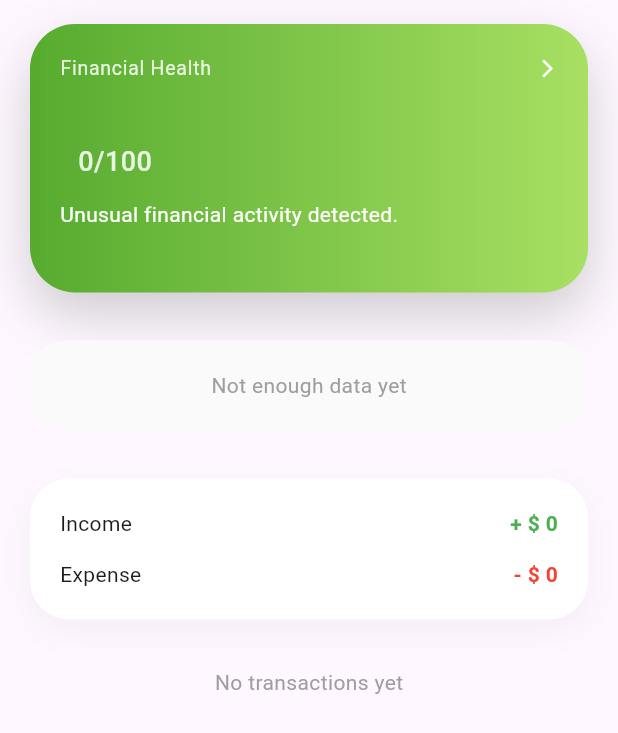
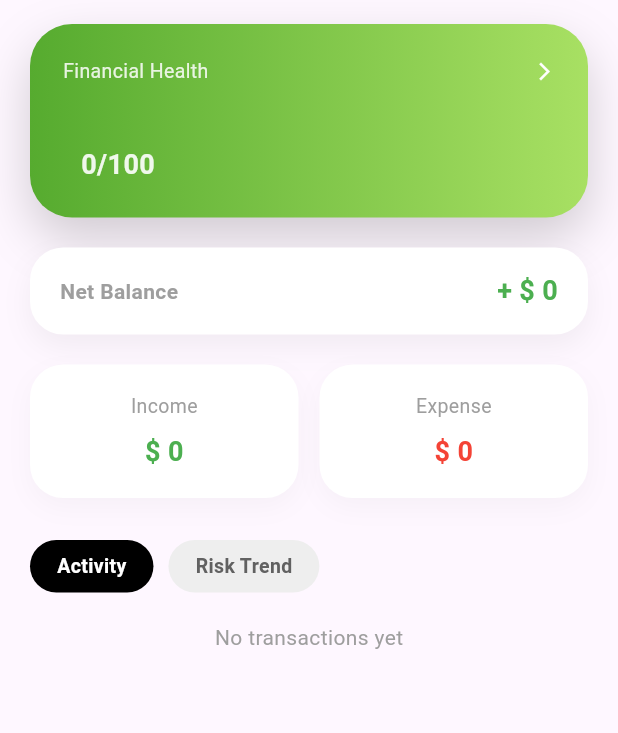
Before and after one commit to alvayonara/finguard-app, a Flutter app: the ActiveDashboard widget shown alone on an empty page, opened directly with empty values, on a phone screen of 412 x 824 dp. Shown: the top 733 px of the screen. Run offline on Flutter 3.47's test engine with Material 3 defaults, Android fonts, the phone set to English and light mode, and no system bars; our stand-ins replace dio, fl_chart, shared_preferences, shimmer; accounts and stored records are empty; network calls fail.

Commit message:
configure navigation + refine active dashboard

```diff
--- a/lib/app.dart
+++ b/lib/app.dart
@@ -5,6 +5,7 @@ import 'package:finguard_app/features/risk/view/risk_detail_screen.dart';
 import 'package:finguard_app/features/risk/viewmodel/risk_detail_viewmodel.dart';
 import 'package:finguard_app/features/risk/viewmodel/risk_trend_viewmodel.dart';
 import 'package:finguard_app/l10n/app_localizations.dart';
+import 'package:finguard_app/main_navigation.dart';
 import 'package:flutter/material.dart';
 import 'package:provider/provider.dart';
 import 'core/app_settings.dart';
@@ -103,7 +104,7 @@ class FinguardApp extends StatelessWidget {
         initialRoute: '/',
         routes: {
           '/': (_) => const SplashScreen(),
-          '/dashboard': (_) => const DashboardScreen(),
+          '/home': (_) => const MainNavigationScreen(),
           '/risk-detail': (_) => const RiskDetailScreen()
         },
       ),
--- a/lib/features/dashboard/view/active_dashboard.dart
+++ b/lib/features/dashboard/view/active_dashboard.dart
@@ -7,75 +7,121 @@ import 'package:finguard_app/features/risk/viewmodel/risk_trend_viewmodel.dart';
 import 'package:flutter/material.dart';
 import 'package:provider/provider.dart';
 
-class ActiveDashboard extends StatelessWidget {
+class ActiveDashboard extends StatefulWidget {
   final DashboardResponse data;
 
   const ActiveDashboard({super.key, required this.data});
 
   @override
+  State<ActiveDashboard> createState() => _ActiveDashboardState();
+}
+
+class _ActiveDashboardState extends State<ActiveDashboard> {
+  int selectedTab = 0;
+
+  @override
   Widget build(BuildContext context) {
     final settings = context.watch<AppSettings>();
     final riskTrendVM = context.watch<RiskTrendViewmodel>();
+    final summary = widget.data.monthSummary;
 
     return ListView(
       padding: const EdgeInsets.fromLTRB(20, 16, 20, 28),
       children: [
-        if (data.financialHealth != null)
-          _buildFinancialHero(context, data.financialHealth!),
+        if (widget.data.financialHealth != null)
+          _buildFinancialHero(context, widget.data.financialHealth!),
 
-        const SizedBox(height: 32),
+        const SizedBox(height: 20),
 
-        RiskTrendCard(
+        _buildNetBalance(summary, settings),
+
+        const SizedBox(height: 20),
+
+        if (summary != null) _buildIncomeExpense(summary, settings),
+
+        const SizedBox(height: 28),
+
+        _buildTabChips(),
+
+        const SizedBox(height: 20),
+
+        AnimatedSwitcher(
+          duration: const Duration(milliseconds: 250),
+          switchInCurve: Curves.easeOut,
+          switchOutCurve: Curves.easeIn,
+          child: selectedTab == 0
+              ? _buildRecentTransactions(widget.data, settings)
+              : RiskTrendCard(
+                  key: const ValueKey("risk_tab"),
                   data: riskTrendVM.data,
                   isLoading: riskTrendVM.isLoading,
                   selectedDays: riskTrendVM.selectedDays,
                   trendDirection: riskTrendVM.trendDirection,
                   onRangeChanged: (days) => riskTrendVM.load(days: days),
                 ),
-
-        const SizedBox(height: 32),
-
-        _buildMonthSummary(data.monthSummary, settings),
-
-        const SizedBox(height: 32),
-
-        _buildRecentTransactions(data, settings),
+        ),
       ],
     );
   }
 
-  // ===================================================
-  // HERO
-  // ===================================================
+  Widget _buildTabChips() {
+    return Row(
+      children: [
+        _chip("Activity", 0),
+        const SizedBox(width: 10),
+        _chip("Risk Trend", 1),
+      ],
+    );
+  }
+
+  Widget _chip(String label, int index) {
+    final isSelected = selectedTab == index;
+
+    return GestureDetector(
+      onTap: () => setState(() => selectedTab = index),
+      child: AnimatedContainer(
+        duration: const Duration(milliseconds: 200),
+        padding: const EdgeInsets.symmetric(horizontal: 18, vertical: 8),
+        decoration: BoxDecoration(
+          color: isSelected ? Colors.black : Colors.grey.shade200,
+          borderRadius: BorderRadius.circular(20),
+        ),
+        child: Text(
+          label,
+          style: TextStyle(
+            fontSize: 13,
+            fontWeight: FontWeight.w600,
+            color: isSelected ? Colors.white : Colors.grey.shade700,
+          ),
+        ),
+      ),
+    );
+  }
+
   Widget _buildFinancialHero(BuildContext context, FinancialHealth health) {
     return GestureDetector(
-      onTap: () {
-        Navigator.pushNamed(context, '/risk-detail');
-      },
+      onTap: () => Navigator.pushNamed(context, '/risk-detail'),
       child: TweenAnimationBuilder<double>(
         tween: Tween(begin: 0, end: health.score.toDouble()),
         duration: const Duration(milliseconds: 900),
         curve: Curves.easeOutCubic,
         builder: (context, animatedScore, child) {
-          return AnimatedContainer(
-            duration: const Duration(milliseconds: 600),
-            curve: Curves.easeInOut,
-            padding: const EdgeInsets.all(20),
+          return Container(
+            padding: const EdgeInsets.all(22),
             decoration: BoxDecoration(
               gradient: _gradient(health.level),
-              borderRadius: BorderRadius.circular(30),
+              borderRadius: BorderRadius.circular(28),
               boxShadow: [
                 BoxShadow(
                   color: Colors.black.withOpacity(0.18),
-                  blurRadius: 30,
-                  offset: const Offset(0, 15),
+                  blurRadius: 28,
+                  offset: const Offset(0, 14),
                 ),
               ],
             ),
             child: Column(
               crossAxisAlignment: CrossAxisAlignment.start,
               children: [
-                /// Header + Arrow indicator
                 Row(
                   mainAxisAlignment: MainAxisAlignment.spaceBetween,
                   children: [
@@ -84,22 +130,16 @@ class ActiveDashboard extends StatelessWidget {
                       style: TextStyle(
                         color: Colors.white.withOpacity(0.85),
                         fontSize: 13,
-                        letterSpacing: 0.5,
                       ),
                     ),
-                    Row(
-                      children: const [
-                        Icon(
+                    const Icon(
                       Icons.arrow_forward_ios,
                       size: 14,
                       color: Colors.white,
                     ),
                   ],
                 ),
-                  ],
-                ),
-
-                const SizedBox(height: 14),
+                const SizedBox(height: 18),
 
                 Row(
                   crossAxisAlignment: CrossAxisAlignment.end,
@@ -107,7 +147,7 @@ class ActiveDashboard extends StatelessWidget {
                     Text(
                       health.level,
                       style: const TextStyle(
-                        fontSize: 36,
+                        fontSize: 34,
                         fontWeight: FontWeight.bold,
                         color: Colors.white,
                       ),
@@ -117,50 +157,30 @@ class ActiveDashboard extends StatelessWidget {
                       "${animatedScore.toInt()}/100",
                       style: TextStyle(
                         fontSize: 18,
-                        color: Colors.white.withOpacity(0.85),
-                        fontWeight: FontWeight.w500,
+                        fontWeight: FontWeight.w600,
+                        color: Colors.white.withOpacity(0.9),
                       ),
                     ),
                   ],
                 ),
 
-                const SizedBox(height: 12),
-
-                Text(
-                  InsightResolver.resolveInsight(context, health.topInsightKey),
-                  style: const TextStyle(color: Colors.white, fontSize: 14),
-                ),
-
-                const SizedBox(height: 6),
-
-                if (health.lastDetectedAt != null &&
-                    health.lastDetectedAt!.isNotEmpty)
-                  Text(
-                    "Updated ${health.lastDetectedAt}",
-                    style: TextStyle(
-                      color: Colors.white.withOpacity(0.7),
-                      fontSize: 12,
-                    ),
-                  ),
-
+                if (health.recommendationKey.isNotEmpty) ...[
                   const SizedBox(height: 16),
-
-                if (health.recommendationKey.isNotEmpty)
                   Container(
                     padding: const EdgeInsets.symmetric(
-                      horizontal: 16,
+                      horizontal: 14,
                       vertical: 12,
                     ),
                     decoration: BoxDecoration(
                       color: Colors.white.withOpacity(0.18),
-                      borderRadius: BorderRadius.circular(22),
+                      borderRadius: BorderRadius.circular(20),
                     ),
                     child: Row(
                       children: [
                         const Icon(
                           Icons.lightbulb_outline,
+                          color: Colors.white,
                           size: 18,
-                          color: Colors.white,
                         ),
                         const SizedBox(width: 8),
                         Expanded(
@@ -172,13 +192,13 @@ class ActiveDashboard extends StatelessWidget {
                             style: const TextStyle(
                               color: Colors.white,
                               fontSize: 13,
-                              fontWeight: FontWeight.w500,
                             ),
                           ),
                         ),
                       ],
                     ),
                   ),
+                ],
               ],
             ),
           );
@@ -187,48 +207,76 @@ class ActiveDashboard extends StatelessWidget {
     );
   }
 
-  Widget _miniTrendIcon(FinancialHealth health) {
-    if (health.score >= 70) {
-      return const Icon(Icons.trending_up, color: Colors.white, size: 20);
-    } else if (health.score <= 30) {
-      return const Icon(Icons.trending_down, color: Colors.white, size: 20);
-    } else {
-      return const Icon(Icons.trending_flat, color: Colors.white, size: 20);
-    }
-  }
-
-  // ===================================================
-  // MONTH SUMMARY
-  // ===================================================
-
-  Widget _buildMonthSummary(MonthSummary? summary, AppSettings settings) {
+  Widget _buildNetBalance(MonthSummary? summary, AppSettings settings) {
     final income = summary?.totalIncome ?? 0;
     final expense = summary?.totalExpense ?? 0;
+    final balance = income - expense;
+
+    final formatted = CurrencyFormatter.format(
+      amount: balance.abs(),
+      currencyCode: settings.currency,
+      locale: settings.locale.languageCode,
+    );
+
+    final isNegative = balance < 0;
 
     return Container(
-      padding: const EdgeInsets.all(20),
+      padding: const EdgeInsets.symmetric(horizontal: 20, vertical: 16),
       decoration: BoxDecoration(
         color: Colors.white,
-        borderRadius: BorderRadius.circular(26),
+        borderRadius: BorderRadius.circular(22),
         boxShadow: [
           BoxShadow(
-            color: Colors.black.withOpacity(0.04),
-            blurRadius: 18,
+            color: Colors.black.withOpacity(0.05),
+            blurRadius: 16,
             offset: const Offset(0, 8),
           ),
         ],
       ),
-      child: Column(
+      child: Row(
+        mainAxisAlignment: MainAxisAlignment.spaceBetween,
         children: [
-          _moneyRow("Income", income, true, settings),
-          const SizedBox(height: 14),
-          _moneyRow("Expense", expense, false, settings),
+          const Text(
+            "Net Balance",
+            style: TextStyle(
+              fontSize: 14,
+              fontWeight: FontWeight.w600,
+              color: Colors.grey,
+            ),
+          ),
+          Text(
+            "${isNegative ? '-' : '+'} $formatted",
+            style: TextStyle(
+              fontSize: 18,
+              fontWeight: FontWeight.w700,
+              color: isNegative ? Colors.red : Colors.green,
+            ),
+          ),
         ],
       ),
     );
   }
 
-  Widget _moneyRow(
+  Widget _buildIncomeExpense(MonthSummary summary, AppSettings settings) {
+    return Row(
+      children: [
+        Expanded(
+          child: _miniMoneyCard("Income", summary.totalIncome, true, settings),
+        ),
+        const SizedBox(width: 14),
+        Expanded(
+          child: _miniMoneyCard(
+            "Expense",
+            summary.totalExpense,
+            false,
+            settings,
+          ),
+        ),
+      ],
+    );
+  }
+
+  Widget _miniMoneyCard(
     String label,
     double value,
     bool isIncome,
@@ -240,24 +288,39 @@ class ActiveDashboard extends StatelessWidget {
       locale: settings.locale.languageCode,
     );
 
-    return Row(
-      mainAxisAlignment: MainAxisAlignment.spaceBetween,
+    return Container(
+      padding: const EdgeInsets.symmetric(vertical: 18),
+      decoration: BoxDecoration(
+        color: Colors.white,
+        borderRadius: BorderRadius.circular(22),
+        boxShadow: [
+          BoxShadow(
+            color: Colors.black.withOpacity(0.03),
+            blurRadius: 14,
+            offset: const Offset(0, 6),
+          ),
+        ],
+      ),
+      child: Column(
         children: [
-        Text(label),
+          Text(label, style: const TextStyle(color: Colors.grey, fontSize: 13)),
+          const SizedBox(height: 8),
           Text(
-          "${isIncome ? '+' : '-'} $formatted",
+            formatted,
             style: TextStyle(
+              fontSize: 18,
+              fontWeight: FontWeight.w600,
               color: isIncome ? Colors.green : Colors.red,
-            fontWeight: FontWeight.w600,
             ),
           ),
         ],
+      ),
     );
   }
 
-  // ===================================================
-  // RECENT TRANSACTIONS
-  // ===================================================
+  // =========================================================
+  // RECENT TX
+  // =========================================================
 
   Widget _buildRecentTransactions(
     DashboardResponse data,
@@ -272,15 +335,57 @@ class ActiveDashboard extends StatelessWidget {
       );
     }
 
+    /// Group by date
+    final Map<DateTime, List<dynamic>> grouped = {};
+
+    for (var tx in data.recentTransactions) {
+      final parsed = DateTime.parse(tx.occurredAt);
+      final dateOnly = DateTime(parsed.year, parsed.month, parsed.day);
+
+      grouped.putIfAbsent(dateOnly, () => []);
+      grouped[dateOnly]!.add(tx);
+    }
+
+    final sortedDates = grouped.keys.toList()..sort((a, b) => b.compareTo(a));
+
     return Column(
       crossAxisAlignment: CrossAxisAlignment.start,
       children: [
         const Text(
-          "Recent Transactions",
+          "Activity",
           style: TextStyle(fontSize: 18, fontWeight: FontWeight.w700),
         ),
         const SizedBox(height: 16),
-        ...data.recentTransactions.map((tx) {
+
+        ...sortedDates.map((date) {
+          final txList = grouped[date]!;
+
+          return Column(
+            crossAxisAlignment: CrossAxisAlignment.start,
+            children: [
+              Padding(
+                padding: const EdgeInsets.only(bottom: 8),
+                child: Text(
+                  _prettyDate(date),
+                  style: const TextStyle(
+                    fontSize: 13,
+                    fontWeight: FontWeight.w600,
+                    color: Colors.grey,
+                  ),
+                ),
+              ),
+
+              Container(
+                decoration: BoxDecoration(
+                  color: Colors.white,
+                  borderRadius: BorderRadius.circular(20),
+                  border: Border.all(color: Colors.grey.withOpacity(0.12)),
+                ),
+                child: Column(
+                  children: txList.asMap().entries.map((entry) {
+                    final index = entry.key;
+                    final tx = entry.value;
+
                     final formatted = CurrencyFormatter.format(
                       amount: tx.amount,
                       currencyCode: settings.currency,
@@ -289,47 +394,75 @@ class ActiveDashboard extends StatelessWidget {
 
                     final isExpense = tx.type == "EXPENSE";
 
-          return Container(
-            margin: const EdgeInsets.only(bottom: 14),
-            padding: const EdgeInsets.all(16),
-            decoration: BoxDecoration(
-              color: Colors.white,
-              borderRadius: BorderRadius.circular(20),
-              boxShadow: [
-                BoxShadow(
-                  color: Colors.black.withOpacity(0.03),
-                  blurRadius: 12,
-                ),
-              ],
+                    final iconData = _categoryIcon(tx.category);
+                    final iconColor = _categoryColor(tx.category);
+
+                    return Column(
+                      children: [
+                        Padding(
+                          padding: const EdgeInsets.symmetric(
+                            horizontal: 16,
+                            vertical: 14,
                           ),
                           child: Row(
-              mainAxisAlignment: MainAxisAlignment.spaceBetween,
                             children: [
-                Column(
-                  crossAxisAlignment: CrossAxisAlignment.start,
-                  children: [
-                    Text(
+                              /// ICON
+                              Container(
+                                width: 36,
+                                height: 36,
+                                decoration: BoxDecoration(
+                                  color: iconColor.withOpacity(0.12),
+                                  borderRadius: BorderRadius.circular(12),
+                                ),
+                                child: Icon(
+                                  iconData,
+                                  size: 18,
+                                  color: iconColor,
+                                ),
+                              ),
+
+                              const SizedBox(width: 12),
+
+                              /// CATEGORY
+                              Expanded(
+                                child: Text(
                                   tx.category,
-                      style: const TextStyle(fontWeight: FontWeight.w600),
+                                  style: const TextStyle(
+                                    fontWeight: FontWeight.w600,
+                                    fontSize: 15,
                                   ),
-                    const SizedBox(height: 4),
-                    Text(
-                      tx.occurredAt,
-                      style: const TextStyle(fontSize: 12, color: Colors.grey),
                                 ),
-                  ],
                               ),
+
+                              /// AMOUNT
                               Text(
                                 "${isExpense ? '-' : '+'} $formatted",
                                 style: TextStyle(
                                   fontWeight: FontWeight.w600,
+                                  fontSize: 15,
                                   color: isExpense ? Colors.red : Colors.green,
                                 ),
                               ),
                             ],
                           ),
+                        ),
+
+                        if (index != txList.length - 1)
+                          Divider(
+                            height: 1,
+                            thickness: 0.6,
+                            color: Colors.grey.withOpacity(0.12),
+                          ),
+                      ],
                     );
-        }),
+                  }).toList(),
+                ),
+              ),
+
+              const SizedBox(height: 20),
+            ],
+          );
+        }).toList(),
       ],
     );
   }
@@ -338,7 +471,7 @@ class ActiveDashboard extends StatelessWidget {
     switch (level) {
       case "HIGH":
         return const LinearGradient(
-          colors: [Color(0xFFFF5F6D), Color(0xFFFFC371)],
+          colors: [Color(0xFFFF5F6D), Color(0xFFFF9966)],
         );
       case "MEDIUM":
         return const LinearGradient(
@@ -351,3 +484,67 @@ class ActiveDashboard extends StatelessWidget {
     }
   }
 }
+
+String _prettyDate(DateTime date) {
+  final now = DateTime.now();
+  final today = DateTime(now.year, now.month, now.day);
+  final yesterday = today.subtract(const Duration(days: 1));
+
+  if (date == today) return "Today";
+  if (date == yesterday) return "Yesterday";
+
+  return "${_monthName(date.month)} ${date.day}, ${date.year}";
+}
+
+String _monthName(int month) {
+  const months = [
+    "",
+    "Jan",
+    "Feb",
+    "Mar",
+    "Apr",
+    "May",
+    "Jun",
+    "Jul",
+    "Aug",
+    "Sep",
+    "Oct",
+    "Nov",
+    "Dec",
+  ];
+  return months[month];
+}
+
+IconData _categoryIcon(String category) {
+  switch (category.toUpperCase()) {
+    case "FOOD":
+      return Icons.restaurant_rounded;
+    case "SHOPPING":
+      return Icons.shopping_bag_rounded;
+    case "TRANSPORT":
+      return Icons.directions_car_rounded;
+    case "SALARY":
+      return Icons.attach_money_rounded;
+    case "ENTERTAINMENT":
+      return Icons.movie_rounded;
+    default:
+      return Icons.category_rounded;
+  }
+}
+
+Color _categoryColor(String category) {
+  switch (category.toUpperCase()) {
+    case "FOOD":
+      return Colors.orange;
+    case "SHOPPING":
+      return Colors.redAccent;
+    case "TRANSPORT":
+      return Colors.blueAccent;
+    case "SALARY":
+      return Colors.green;
+    case "ENTERTAINMENT":
+      return Colors.purple;
+    default:
+      return Colors.grey;
+  }
+}
--- a/lib/features/splash/view/splash_screen.dart
+++ b/lib/features/splash/view/splash_screen.dart
@@ -24,7 +24,7 @@ class _SplashScreenState extends State<SplashScreen> {
     if (!mounted) {
       return;
     }
-    Navigator.pushReplacementNamed(context, '/dashboard');
+    Navigator.pushReplacementNamed(context, '/home');
   }
 
   @override
```
Also changed, not shown: lib/features/budget/view/budget_screen.dart (added, +15 -0 lines), lib/features/profile/view/profile_screen.dart (added, +15 -0 lines), lib/features/transaction/view/add_transaction_screen.dart (added, +15 -0 lines), lib/features/transaction/view/transaction_screen.dart (added, +15 -0 lines), lib/main_navigation.dart (added, +150 -0 lines). Lines whose indentation alone changed are shown as unchanged.
